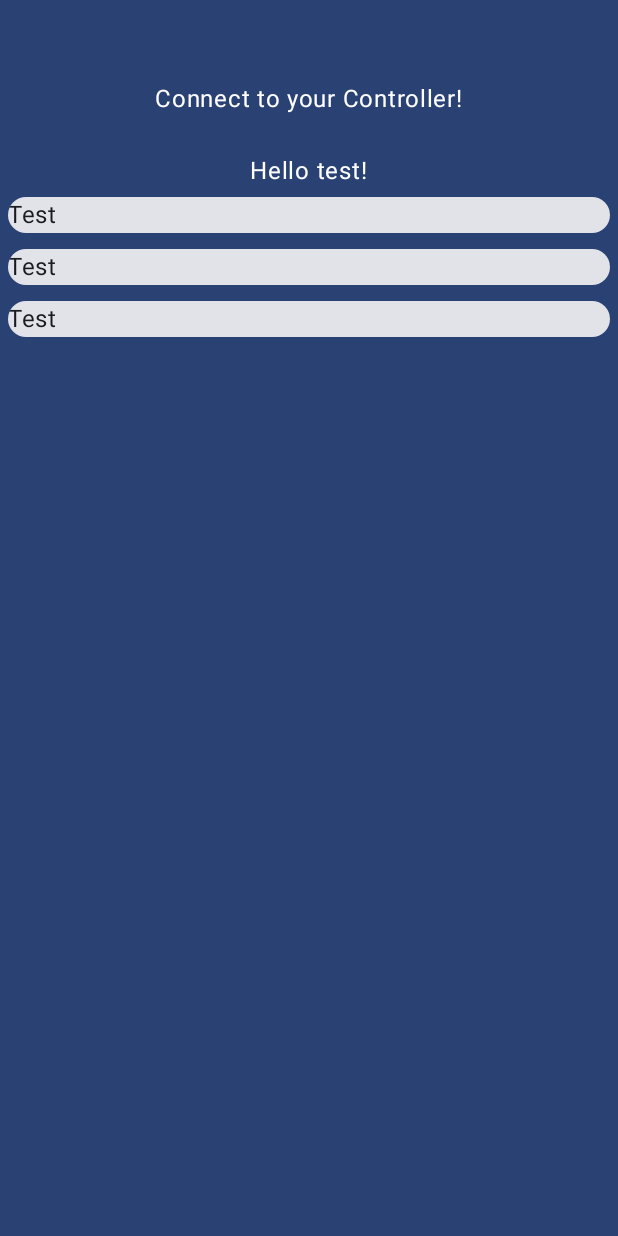
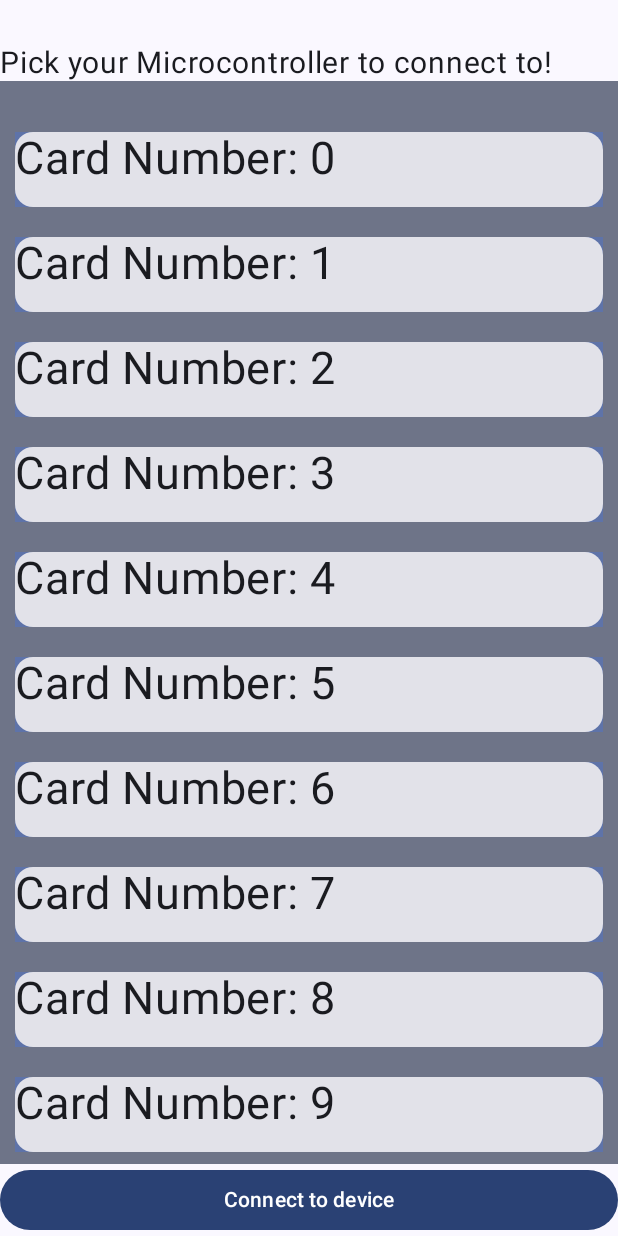
Before and after one commit to Plutotim1/Esp32Controller, an Android app built with Jetpack Compose: the screen it shows after launch (MainActivity), on a phone screen of 412 x 824 dp. Run offline under Robolectric (Android 15) with nearby library versions, the phone set to English and light mode, and no system bars.

Commit message:
finished ConnectScreen UI

```diff
--- a/app/src/main/AndroidManifest.xml
+++ b/app/src/main/AndroidManifest.xml
@@ -25,4 +25,15 @@
         </activity>
     </application>
 
+    <!--Bluetooth permissions-->
+    <uses-feature android:name="android.hardware.bluetooth" android:required="true"/>
+
+    <uses-permission android:name="android.permission.BLUETOOTH_SCAN"
+        android:usesPermissionFlags="neverForLocation"></uses-permission>
+
+
+    <uses-permission android:name="android.permission.BLUETOOTH_CONNECT"></uses-permission>
+
+    <uses-permission android:name="android.permission.BLUETOOTH_ADMIN" />
+
 </manifest>
--- a/app/src/main/java/com/example/bluetoothwificontroller/MainActivity.kt
+++ b/app/src/main/java/com/example/bluetoothwificontroller/MainActivity.kt
@@ -1,46 +1,154 @@
 package com.example.bluetoothwificontroller
 
+import android.Manifest
+import android.bluetooth.BluetoothAdapter
+import android.bluetooth.BluetoothManager
+import android.content.ClipData.Item
+import android.content.pm.PackageManager
+import android.graphics.fonts.FontStyle
 import android.os.Bundle
 import androidx.activity.ComponentActivity
 import androidx.activity.compose.setContent
 import androidx.activity.enableEdgeToEdge
+import androidx.compose.foundation.background
 import androidx.compose.foundation.clickable
 import androidx.compose.foundation.layout.Column
+import androidx.compose.foundation.layout.PaddingValues
 import androidx.compose.foundation.layout.Spacer
+import androidx.compose.foundation.layout.fillMaxHeight
 import androidx.compose.foundation.layout.fillMaxSize
 import androidx.compose.foundation.layout.fillMaxWidth
 import androidx.compose.foundation.layout.height
 import androidx.compose.foundation.layout.padding
+import androidx.compose.foundation.layout.size
+import androidx.compose.foundation.lazy.LazyColumn
+import androidx.compose.material3.Button
 import androidx.compose.material3.Card
+import androidx.compose.material3.CardColors
+import androidx.compose.material3.CardDefaults
 import androidx.compose.material3.MaterialTheme
 import androidx.compose.material3.Scaffold
 import androidx.compose.material3.Surface
 import androidx.compose.material3.Text
 import androidx.compose.runtime.Composable
-import androidx.compose.runtime.MonotonicFrameClock
 import androidx.compose.runtime.MutableState
 import androidx.compose.runtime.mutableStateOf
 import androidx.compose.runtime.remember
 import androidx.compose.ui.Alignment
 import androidx.compose.ui.Modifier
+import androidx.compose.ui.graphics.Color
 import androidx.compose.ui.tooling.preview.Preview
 import androidx.compose.ui.unit.TextUnit
 import androidx.compose.ui.unit.TextUnitType
 import androidx.compose.ui.unit.dp
 import androidx.compose.ui.unit.sp
+import androidx.core.content.ContextCompat
 import com.example.bluetoothwificontroller.ui.theme.BluetoothWiFiControllerTheme
-import java.time.format.TextStyle
+
 
 class MainActivity : ComponentActivity() {
+
+    val ENABLE_BT_CODE = 2
+    var permissionsAccepted = false
     override fun onCreate(savedInstanceState: Bundle?) {
         super.onCreate(savedInstanceState)
         enableEdgeToEdge()
+
+        /*
+        val bluetoothManager: BluetoothManager = getSystemService(BluetoothManager::class.java)
+        val bluetoothAdapter: BluetoothAdapter? = bluetoothManager.getAdapter()
+        if (bluetoothAdapter == null) {
+            ErrorMessage("bluetooth adapter not available")
+            return
+        }
+
+        SetUpBluetoothPermissions(
+        */
+
         setContent {
             BluetoothWiFiControllerTheme {
                 MainView()
             }
         }
     }
+    /*
+
+    //called after permissions are either granted or rejected
+    fun StartApp() {
+        if (permissionsAccepted) {
+            setContent {
+                BluetoothWiFiControllerTheme {
+                    MainView()
+                }
+            }
+        } else {
+            ErrorMessage("This app needs the requested permissions to function")
+        }
+    }
+    */
+
+
+    fun ErrorMessage(message: String) {
+        setContent {
+            BluetoothWiFiControllerTheme {
+                Text(
+                    text = message,
+                    modifier = Modifier.padding(50.dp)
+
+                )
+            }
+        }
+    }
+
+    /*
+    fun SetUpBluetoothPermissions() {
+        when {
+            ContextCompat.checkSelfPermission(
+                this,
+                Manifest.permission.BLUETOOTH_CONNECT
+            ) == PackageManager.PERMISSION_GRANTED -> {
+                permissionsAccepted = true
+                StartApp()
+            }
+            else -> {
+                requestPermissions(arrayOf(Manifest.permission.BLUETOOTH_CONNECT, Manifest.permission.BLUETOOTH_SCAN), ENABLE_BT_CODE)
+            }
+        }
+    }
+
+    override fun onRequestPermissionsResult(requestCode: Int,
+                                            permissions: Array<String>, grantResults: IntArray) {
+        super.onRequestPermissionsResult(requestCode, permissions, grantResults)
+        when (requestCode) {
+            ENABLE_BT_CODE
+
+            -> {
+                // If request is cancelled, the result arrays are empty.
+                if ((grantResults.isNotEmpty() &&
+                            grantResults[0] == PackageManager.PERMISSION_GRANTED)) {
+                    // Permission is granted. Continue the action or workflow
+                    // in your app.
+                    permissionsAccepted = true
+                } else {
+                    // Explain to the user that the feature is unavailable because
+                    // the feature requires a permission that the user has denied.
+                    // At the same time, respect the user's decision. Don't link to
+                    // system settings in an effort to convince the user to change
+                    // their decision.
+                    permissionsAccepted = false
+                }
+                StartApp()
+                return
+            }
+
+            // Add other 'when' lines to check for other
+            // permissions this app might request.
+            else -> {
+                // Ignore all other requests.
+            }
+        }
+    }
+     */
 }
 
 @Composable
@@ -59,28 +167,34 @@ fun Title(modifier: Modifier = Modifier) {
     )
 }
 
-//will be replaced with a clickable element, showing basic information about a bluetooth device
+//will be replaced with a clickable element, showing basic information about a bluetooth device. Clicking will try to connect  to the device
 @Composable
 fun TestCard(
-    modifier: Modifier = Modifier,
+    modifier: Modifier = Modifier.fillMaxWidth(),
     text: String = "Test",
-    shouldShow: Boolean,
+    clicked: Boolean = false,
     onclick: () -> Unit
 ) {
-    val clicked = remember { mutableStateOf(false)}
+
     Card(
         modifier = modifier
             .clickable {
-                clicked.value = !clicked.value
+                onclick()
             }
-            ) {
-        if (clicked.value) {
+    ) {
+        if (clicked) {
             Text(
-                text = "clicked"
+                text = "selected",
+                fontSize = 30.sp,
+                modifier = Modifier
+                    .fillMaxWidth(),
             )
         } else {
             Text(
-                text = text
+                text = text,
+                fontSize =  30.sp,
+                modifier = Modifier
+                    .fillMaxWidth()
             )
         }
     }
@@ -93,46 +207,65 @@ fun MainView() {
     }
 
     if (showConnectScreen.value) {
-        ConnectScreen()
+        ConnectScreen(){
+            showConnectScreen.value = false
+        }
     }
 }
 
+
 @Composable
-fun ConnectScreen() {
+fun ConnectScreen(onclick: () -> Unit) {
     val clickedCard: MutableState<Int?> = remember {
         mutableStateOf(null)
     }
-    Surface(
-        color = MaterialTheme.colorScheme.primary,
-        modifier = Modifier.fillMaxSize()
-    ) {
-        Column {
-            Spacer(
-                Modifier.height(30.dp)
-            )
-            Title(
-                modifier = Modifier
-                    .align(Alignment.CenterHorizontally)
-                    .padding(24.dp))
-            Greeting(
-                name = "test",
-                modifier = Modifier.align(Alignment.CenterHorizontally)
-            )
-            for (i in 1..3) {
-                TestCard(modifier = Modifier
-                    .align(Alignment.Start)
-                    .fillMaxWidth()
-                    .padding(5.dp),
-                    shouldShow = (if (clickedCard.value == i) true else false),
-                    onclick = {
-                        clickedCard.value = i
-                    }
-
-                    )
+    Scaffold(
+        topBar = {
+            Text(
+                text = "Pick your Microcontroller to connect to!",
+                fontSize =  20.sp,
+                modifier = Modifier.padding(top = 30.dp))
+        },
+        bottomBar = {
+            Button(
+                onClick = onclick,
+                modifier = Modifier.fillMaxWidth()
+            ) {
+                Text("Connect to device" + if (clickedCard.value != null) ": " + clickedCard.value else "")
+            }
+        },
+        modifier = Modifier
+            .fillMaxSize()
+    ) {paddingValues ->
+        LazyColumn(
+            contentPadding = PaddingValues(top = 24.dp, bottom = 24.dp),
+            modifier = Modifier
+                .fillMaxSize()
+                .padding(paddingValues)
+                .background(MaterialTheme.colorScheme.secondaryContainer)
+        ) {
+            items(10) {index ->
+                TestCard(
+                    text = "Card Number: " + index.toString(),
+                    modifier = Modifier
+                        .padding(10.dp)
+                        .height(50.dp)
+                        .fillMaxWidth()
+                        .background(MaterialTheme.colorScheme.primaryContainer),
+                    clicked = if (index == clickedCard.value) true else false
+                ) {
+                    clickedCard.value = index
+                }
             }
         }
     }
+
 }
+
+fun SetUpBluetooth() {
+
+}
+
 
 @Preview(showBackground = true)
 @Composable
```
